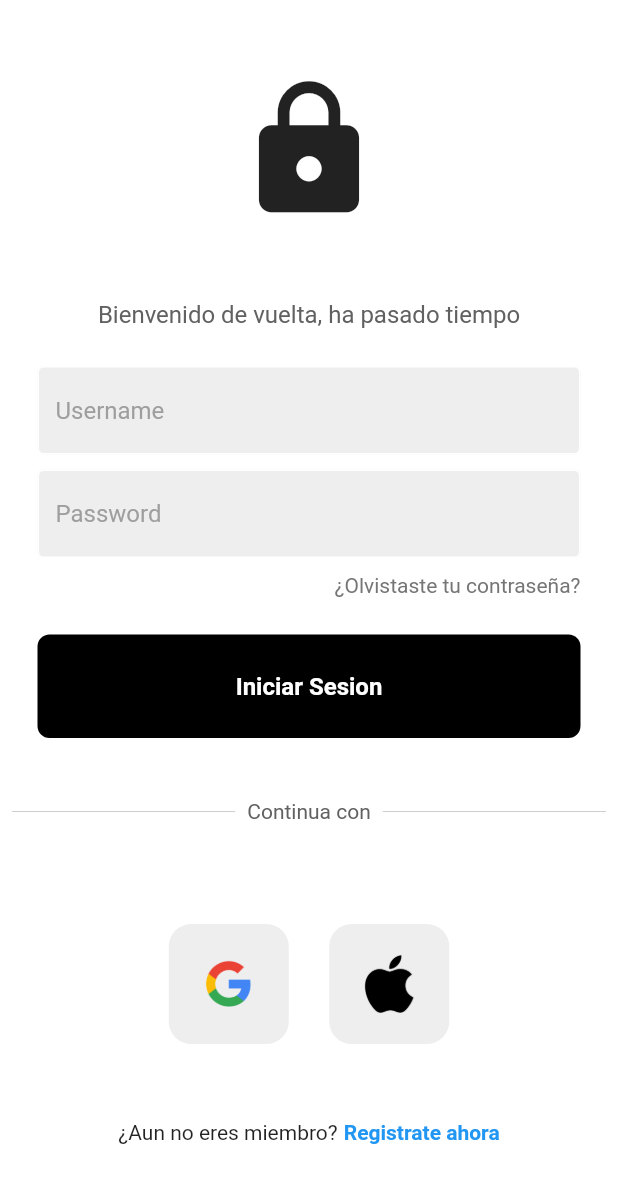
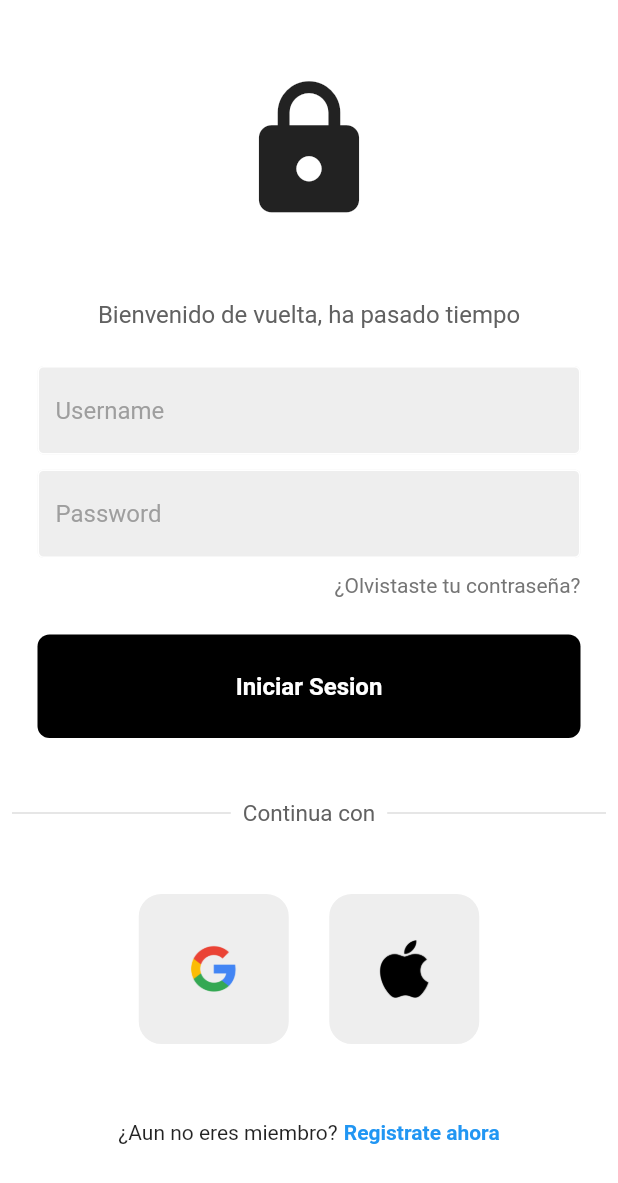
Before and after one commit to emmaprofemx/LoginUI-Flutter, a Flutter app: the screen it shows after launch, on a phone screen of 412 x 824 dp. Shown: the top 1183 px of the screen. Run offline on Flutter 3.47's test engine with Material 2 defaults, Android fonts, the phone set to English and light mode, and no system bars.

Commit message:
Proyecto terminado

```diff
--- a/lib/components/square_tile.dart
+++ b/lib/components/square_tile.dart
@@ -14,7 +14,8 @@ class SqueareTild extends StatelessWidget {
   @override
   Widget build(BuildContext context) {
     return Container(
-      padding: EdgeInsets.all(20),
+      //Propiedad para darle tamaño al boton
+      padding: EdgeInsets.all(30),
       //Creamos el margen para el boton , le modificamos el color al marco
       decoration: BoxDecoration(
         border: Border.all(color: Colors.white),
--- a/lib/login_page.dart
+++ b/lib/login_page.dart
@@ -87,7 +87,8 @@ void signUserIn(){}
                       padding: const EdgeInsets.all(8.0),
                       child: Text(
                         'Continua con' ,
-                        style: TextStyle(color: Colors.grey[700]),
+                        style: TextStyle(color: Colors.grey[700],
+                        fontSize: 15),
                       ),
                     ),
                     Expanded(
@@ -100,7 +101,7 @@ void signUserIn(){}
                 ),
               ),
               //Espacio entre la etiqueta y los botones
-              const SizedBox(height: 50),
+              const SizedBox(height: 28),
               //google + apple sign in icons buttons
               Row(
                 //Alineamos las imagenes en el centro
```
